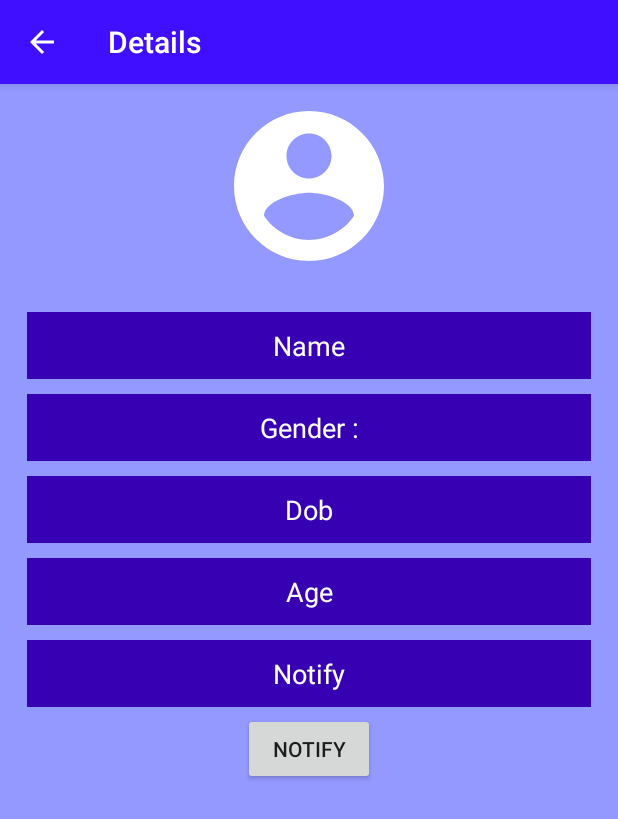
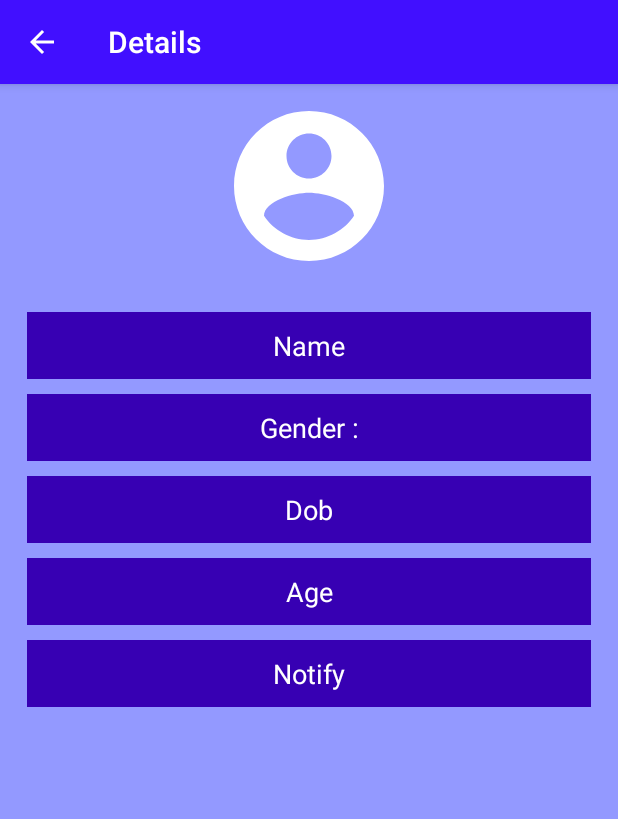
Before and after one commit to Abhinraj-ss/Birthday_Remainder, an Android app: the DetailsActivity screen opened directly, with no data from a screen before it, on a phone screen of 412 x 824 dp. Shown: the top 819 px of the screen. Run offline under Robolectric (Android 15) with nearby library versions, the phone set to English and light mode, and no system bars; 5 statements that could not run were skipped.

Commit message:
notification with intent from add new activity

```diff
--- a/app/src/main/java/com/abhinraj/birthdayremainder/activity/DetailsActivity.kt
+++ b/app/src/main/java/com/abhinraj/birthdayremainder/activity/DetailsActivity.kt
@@ -29,7 +29,6 @@ class DetailsActivity : AppCompatActivity() {
     lateinit var txtAge: TextView
     lateinit var txtGender: TextView
     lateinit var txtNotify: TextView
-    lateinit var btnNotify: Button
 
 
     override fun onCreate(savedInstanceState: Bundle?) {
@@ -47,7 +46,6 @@ class DetailsActivity : AppCompatActivity() {
         txtDob = findViewById(R.id.txtDob)
         txtGender = findViewById(R.id.txtGender)
         txtNotify = findViewById(R.id.txtNotify)
-        btnNotify = findViewById(R.id.btnNotify)
         txtName.text=bundle!!.getString("name", "") as String
         txtAge.text=bundle.getString("age", "") as String
         txtDob.text=(bundle.getString("dob", "") as String).subSequence(0,10).toString()
@@ -55,39 +53,10 @@ class DetailsActivity : AppCompatActivity() {
         txtNotify.text=bundle.getString("notify", "") as String
 
 
-        NotificationHelper.createNotificationChannel(
-            this,
-            NotificationManagerCompat.IMPORTANCE_DEFAULT,
-            false,
-            getString(R.string.app_name),
-            "App notification channel."
-        )
-
-
-        btnNotify.setOnClickListener {
-            Toast.makeText(this, "Alarm Triggered", Toast.LENGTH_LONG).show()
-            sendAlarmNotification(this)
-
-        }
-
     }
     override fun onSupportNavigateUp(): Boolean {
         val intent = Intent(this, MainActivity::class.java)
         startActivity(intent)
         return true
     }
-    fun sendAlarmNotification(context: Context){
-        val intent = Intent(this, NotificationReceiver::class.java)
-
-        val pendingIntent = PendingIntent.getBroadcast(this, 0, intent, 0)
-
-        val alarmManager = context.getSystemService(ALARM_SERVICE) as AlarmManager
-
-        val currentime = System.currentTimeMillis()
-        val ten =  1000*10
-
-        alarmManager.set(AlarmManager.RTC_WAKEUP,currentime+ten,pendingIntent)
-
-
-    }
 }
--- a/app/src/main/res/layout/activity_details.xml
+++ b/app/src/main/res/layout/activity_details.xml
@@ -109,13 +109,6 @@
                 android:textColor="@color/white"
                 android:background="@color/colorPrimaryDark"/>
         </LinearLayout>
-        <Button
-            android:id="@+id/btnNotify"
-            android:layout_width="wrap_content"
-            android:layout_height="wrap_content"
-            android:layout_below="@id/llProfile"
-            android:layout_centerHorizontal="true"
-            android:text="notify"/>
 
     </RelativeLayout>
 
```
Also changed, not shown: app/src/main/java/com/abhinraj/birthdayremainder/activity/AddNewActivity.kt (+36 -0 lines), app/src/main/java/com/abhinraj/birthdayremainder/util/NotificationReceiver.kt (+19 -8 lines).
